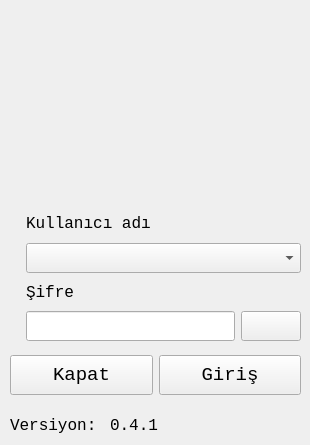
mamoo81/bhss, file loginform.ui: the form before one commit.
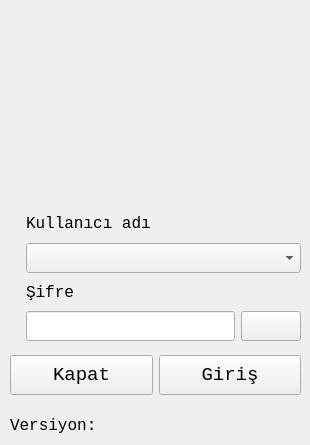
The form after the commit. Icons and pictures are not drawn.

```diff
--- a/loginform.ui
+++ b/loginform.ui
@@ -141,7 +141,7 @@
      </rect>
     </property>
     <property name="text">
-     <string>0.4.1</string>
+     <string/>
     </property>
    </widget>
    <widget class="QLabel" name="label_4">
```
